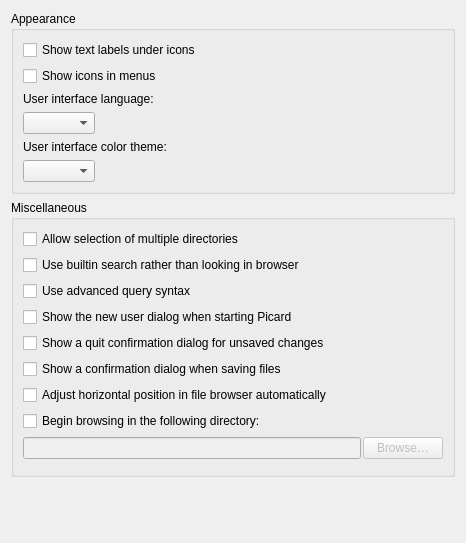
The window that ui/options_interface.ui (metabrainz/picard) describes before a commit, drawn with Qt 5.
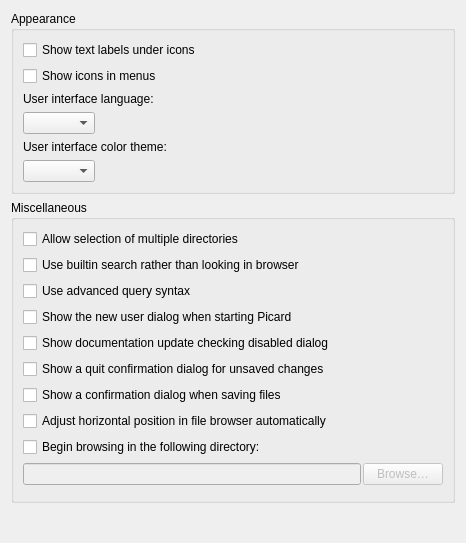
The same window after the commit.

Patch:
```diff
--- a/ui/options_interface.ui
+++ b/ui/options_interface.ui
@@ -122,6 +122,13 @@
         </property>
        </widget>
       </item>
+      <item>
+       <widget class="QCheckBox" name="rtd_updates_ask">
+        <property name="text">
+         <string>Show documentation update checking disabled dialog</string>
+        </property>
+       </widget>
+      </item>
       <item>
        <widget class="QCheckBox" name="quit_confirmation">
         <property name="text">
```
Left out of the diff: 1 changed line with no effect on the pictures.
